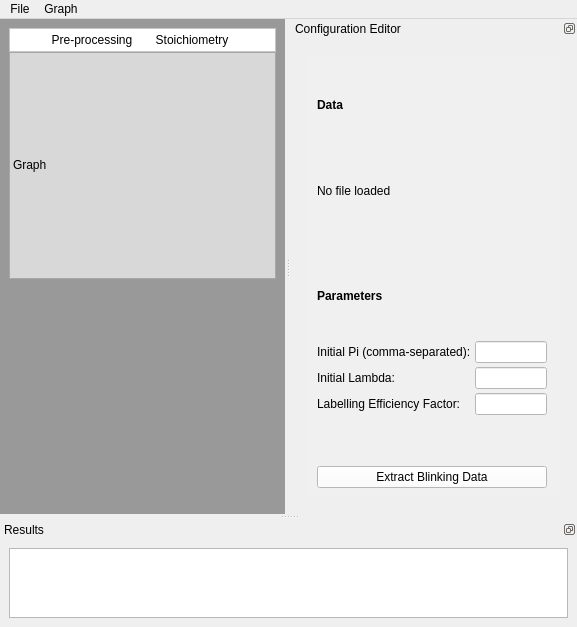
This is main.ui in thericshi/protein-stoichiometry-quantifier as Qt 5 draws it before an edit. The edited form follows.
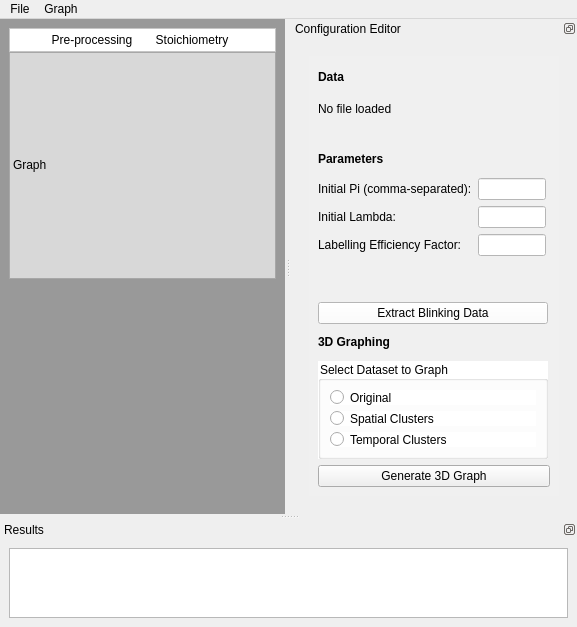
This is the edited form.

Commit message: added orginal, spatial and temporal plotting options for localization clusters in pyvista

What changed in the file:
```diff
--- a/main.ui
+++ b/main.ui
@@ -345,7 +345,7 @@
   <widget class="QDockWidget" name="confDock">
    <property name="minimumSize">
     <size>
-     <width>201</width>
+     <width>218</width>
      <height>424</height>
     </size>
    </property>
@@ -722,39 +722,7 @@
             <string notr="true">border-color: rgb(106, 106, 106);
 background-color: rgb(240, 240, 240);</string>
            </property>
-           <layout class="QVBoxLayout" name="verticalLayout_8">
-            <property name="spacing">
-             <number>4</number>
-            </property>
-            <property name="leftMargin">
-             <number>0</number>
-            </property>
-            <property name="topMargin">
-             <number>0</number>
-            </property>
-            <property name="rightMargin">
-             <number>0</number>
-            </property>
-            <property name="bottomMargin">
-             <number>0</number>
-            </property>
-            <item>
-             <layout class="QVBoxLayout" name="paramLayout_2">
-              <property name="sizeConstraint">
-               <enum>QLayout::SetDefaultConstraint</enum>
-              </property>
-              <property name="leftMargin">
-               <number>8</number>
-              </property>
-              <property name="topMargin">
-               <number>8</number>
-              </property>
-              <property name="rightMargin">
-               <number>8</number>
-              </property>
-              <property name="bottomMargin">
-               <number>8</number>
-              </property>
+           <layout class="QVBoxLayout" name="verticalLayout_12">
               <item>
                <widget class="QLabel" name="label_5">
                 <property name="maximumSize">
@@ -887,7 +855,7 @@
                 </property>
                 <property name="sizeHint" stdset="0">
                  <size>
-                  <width>40</width>
+                <width>231</width>
                   <height>20</height>
                  </size>
                 </property>
@@ -900,7 +868,7 @@
                 </property>
                 <property name="sizeHint" stdset="0">
                  <size>
-                  <width>40</width>
+                <width>231</width>
                   <height>20</height>
                  </size>
                 </property>
@@ -922,7 +890,58 @@
                 </property>
                </widget>
               </item>
-             </layout>
+            <item>
+             <widget class="QLabel" name="label_14">
+              <property name="text">
+               <string>&lt;html&gt;&lt;head/&gt;&lt;body&gt;&lt;p&gt;&lt;span style=&quot; font-weight:600;&quot;&gt;3D Graphing&lt;/span&gt;&lt;/p&gt;&lt;/body&gt;&lt;/html&gt;</string>
+              </property>
+             </widget>
+            </item>
+            <item>
+             <widget class="QGroupBox" name="groupBox_2">
+              <property name="maximumSize">
+               <size>
+                <width>230</width>
+                <height>16777215</height>
+               </size>
+              </property>
+              <property name="styleSheet">
+               <string notr="true">background-color: rgb(255, 255, 255);</string>
+              </property>
+              <property name="title">
+               <string>Select Dataset to Graph</string>
+              </property>
+              <layout class="QVBoxLayout" name="verticalLayout_8">
+               <item>
+                <widget class="QRadioButton" name="radioOriginal">
+                 <property name="text">
+                  <string>Original</string>
+                 </property>
+                </widget>
+               </item>
+               <item>
+                <widget class="QRadioButton" name="radioSpatial">
+                 <property name="text">
+                  <string>Spatial Clusters</string>
+                 </property>
+                </widget>
+               </item>
+               <item>
+                <widget class="QRadioButton" name="radioTemporal">
+                 <property name="text">
+                  <string>Temporal Clusters</string>
+                 </property>
+                </widget>
+               </item>
+              </layout>
+             </widget>
+            </item>
+            <item>
+             <widget class="QPushButton" name="graphButton">
+              <property name="text">
+               <string>Generate 3D Graph</string>
+              </property>
+             </widget>
             </item>
            </layout>
           </widget>
```
Lines whose indentation alone changed are shown as unchanged. The commit also changes 1 other file.
